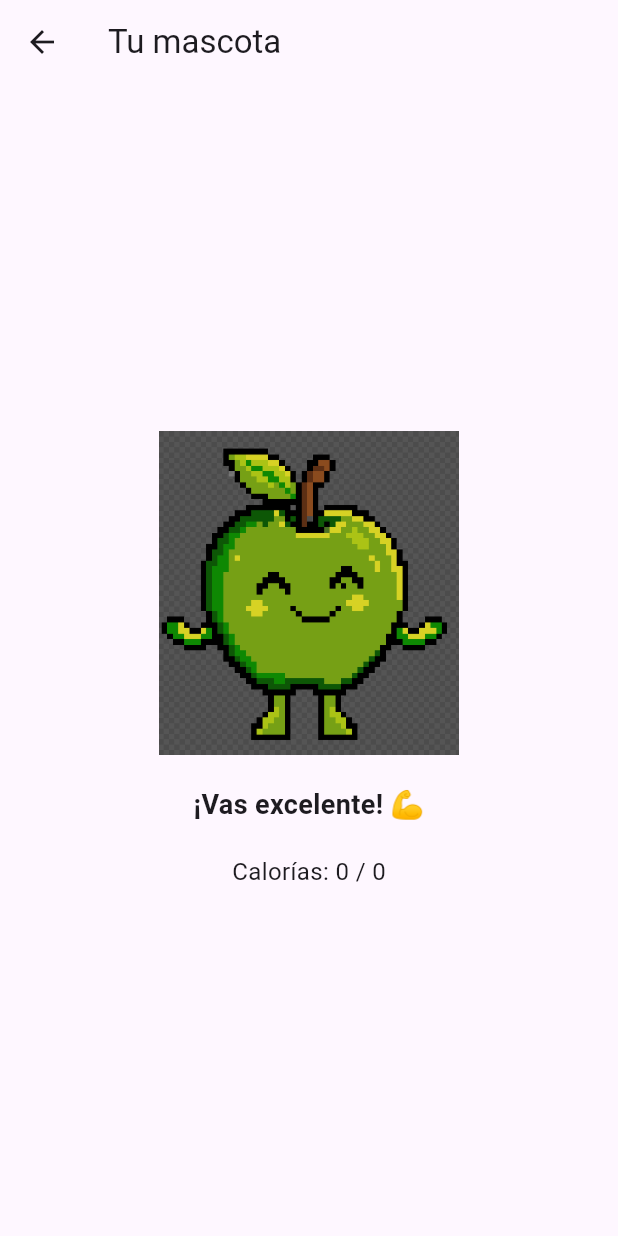
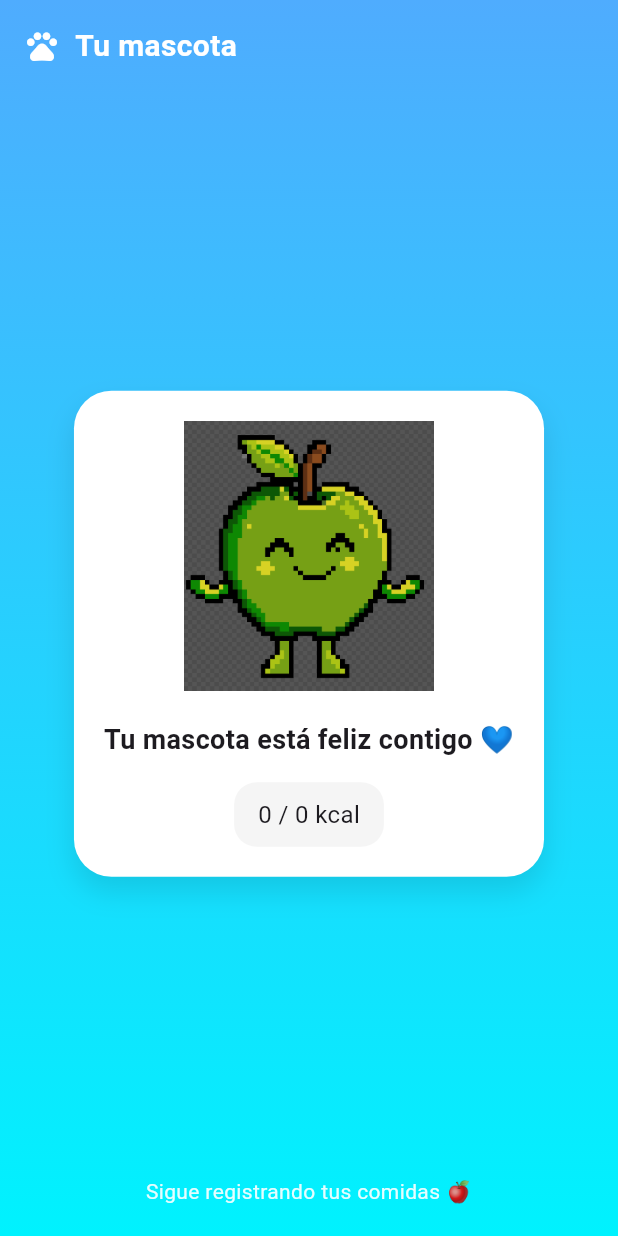
Before and after one commit to alan24511-ui/App_Feed_the_future, a Flutter app: the Mascota screen opened directly with empty values, on a phone screen of 412 x 824 dp. Run offline on Flutter 3.47's test engine with Material 3 defaults, Android fonts, the phone set to English and light mode, and no system bars; our stand-ins replace cloud_firestore, firebase_auth, firebase_core; accounts and stored records are empty.

Commit message:
Agregue un mejor diseño visual a la pestaña de la mascota

```diff
--- a/lib/screens/mascota.dart
+++ b/lib/screens/mascota.dart
@@ -12,60 +12,125 @@ class Mascota extends StatelessWidget {
 
   @override
   Widget build(BuildContext context) {
-
-    String imagen;
-    String mensaje;
-
-    // 🔥 lógica mejorada con 3 estados reales
-    if (calorias <= meta) {
-      imagen = 'assets/images/mascota.png';
-      mensaje = "¡Vas excelente! 💪";
-    }
-    else if (calorias <= meta * 1.2) {
-      imagen = 'assets/images/enojado.png';
-      mensaje = "Cuidado... te estás pasando 😡";
-    }
-    else {
-      imagen = 'assets/images/triste.png';
-      mensaje = "Te pasaste demasiado 😢";
-    }
+    String imagen = 'assets/images/mascota.png';
+    String mensaje = "Tu mascota está feliz contigo 💙";
 
     return Scaffold(
-      appBar: AppBar(title: const Text("Tu mascota")),
+      body: Container(
+        width: double.infinity,
+        height: double.infinity,
 
-      body: Center(
+        // 🌈 FONDO GRADIENTE
+        decoration: const BoxDecoration(
+          gradient: LinearGradient(
+            colors: [
+              Color(0xFF4FACFE),
+              Color(0xFF00F2FE),
+            ],
+            begin: Alignment.topCenter,
+            end: Alignment.bottomCenter,
+          ),
+        ),
+
+        child: SafeArea(
           child: Column(
-          mainAxisAlignment: MainAxisAlignment.center,
             children: [
 
-            // 🐾 animación suave al cambiar estado
+              // 🔝 HEADER
+              Padding(
+                padding: const EdgeInsets.all(16),
+                child: Row(
+                  children: const [
+                    Icon(Icons.pets, color: Colors.white),
+                    SizedBox(width: 10),
+                    Text(
+                      "Tu mascota",
+                      style: TextStyle(
+                        color: Colors.white,
+                        fontSize: 20,
+                        fontWeight: FontWeight.bold,
+                      ),
+                    ),
+                  ],
+                ),
+              ),
+
+              const Spacer(),
+
+              // 🐶 TARJETA CENTRAL
+              Container(
+                margin: const EdgeInsets.symmetric(horizontal: 20),
+                padding: const EdgeInsets.all(20),
+                decoration: BoxDecoration(
+                  color: Colors.white,
+                  borderRadius: BorderRadius.circular(25),
+                  boxShadow: [
+                    BoxShadow(
+                      color: Colors.black.withOpacity(0.1),
+                      blurRadius: 15,
+                      offset: const Offset(0, 10),
+                    )
+                  ],
+                ),
+
+                child: Column(
+                  children: [
+
+                    // 🐾 IMAGEN
                     AnimatedSwitcher(
                       duration: const Duration(milliseconds: 400),
                       child: Image.asset(
                         imagen,
                         key: ValueKey(imagen),
-                width: 200,
+                        height: 180,
                       ),
                     ),
 
                     const SizedBox(height: 20),
 
+                    // 💬 MENSAJE
                     Text(
                       mensaje,
                       textAlign: TextAlign.center,
                       style: const TextStyle(
                         fontSize: 18,
-                fontWeight: FontWeight.bold,
+                        fontWeight: FontWeight.w600,
                       ),
                     ),
 
-            const SizedBox(height: 20),
+                    const SizedBox(height: 15),
 
-            Text(
-              "Calorías: ${calorias.toStringAsFixed(0)} / ${meta.toStringAsFixed(0)}",
+                    // 📊 INFO CALORÍAS
+                    Container(
+                      padding: const EdgeInsets.symmetric(
+                          horizontal: 16, vertical: 10),
+                      decoration: BoxDecoration(
+                        color: Colors.grey.shade100,
+                        borderRadius: BorderRadius.circular(15),
+                      ),
+                      child: Text(
+                        "${calorias.toStringAsFixed(0)} / ${meta.toStringAsFixed(0)} kcal",
                         style: const TextStyle(fontSize: 16),
                       ),
+                    ),
                   ],
+                ),
+              ),
+
+              const Spacer(),
+
+              // 🔽 FOOTER
+              Padding(
+                padding: const EdgeInsets.only(bottom: 20),
+                child: Text(
+                  "Sigue registrando tus comidas 🍎",
+                  style: TextStyle(
+                    color: Colors.white.withOpacity(0.9),
+                  ),
+                ),
+              )
+            ],
+          ),
         ),
       ),
     );
```
Lines whose indentation alone changed are shown as unchanged.
